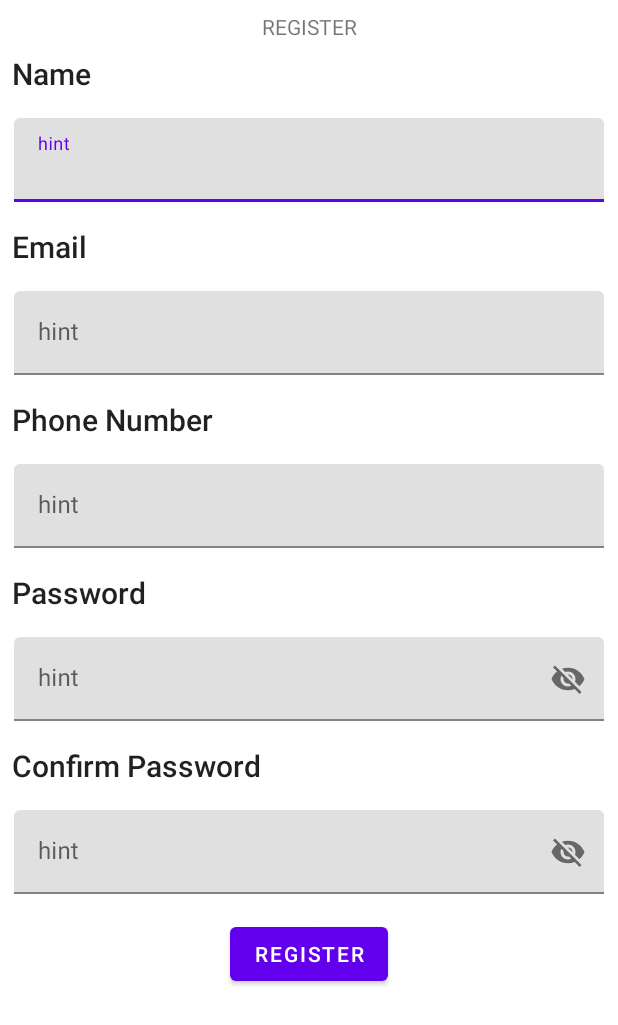
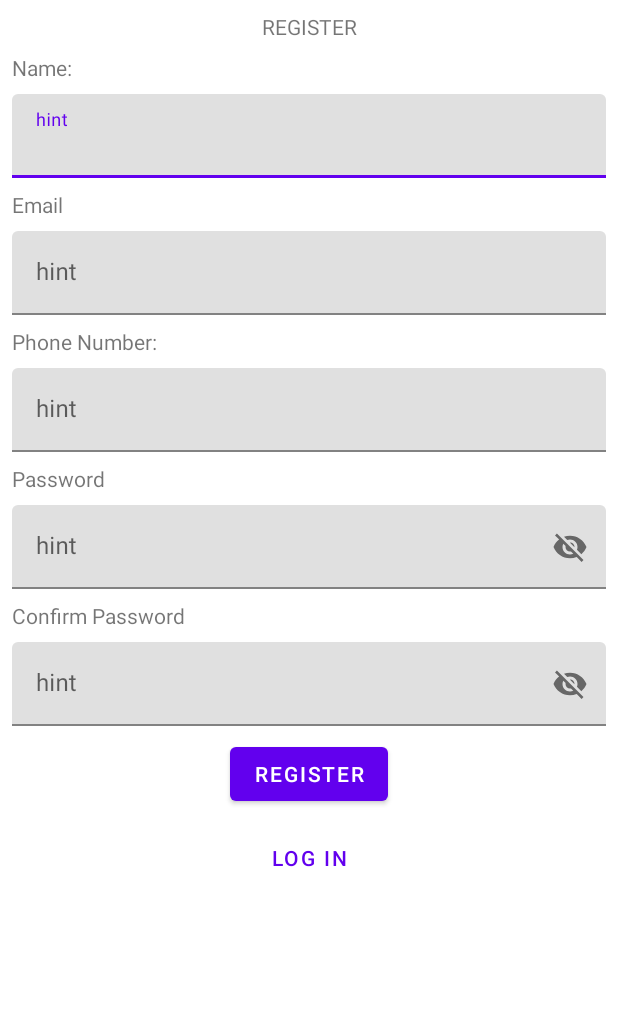
Before and after one commit to MumoMutua/android_to_do, an Android app: the layout activity_register.xml on its own in the app's theme, with its tools: preview values and no code run, on a phone screen of 412 x 824 dp. Shown: the top 1025 px of the screen. Run offline under Robolectric (Android 15) with nearby library versions, the phone set to English and light mode, and no system bars.

```diff
--- a/app/src/main/java/com/example/todo/ActivityNewToDo.java
+++ b/app/src/main/java/com/example/todo/ActivityNewToDo.java
@@ -1,15 +1,19 @@
 package com.example.todo;
 
+import androidx.annotation.NonNull;
 import androidx.appcompat.app.AppCompatActivity;
 
 import android.content.Intent;
 import android.os.Bundle;
+import android.view.Menu;
+import android.view.MenuItem;
 import android.view.View;
 import android.widget.Button;
 import android.widget.EditText;
 import android.widget.ImageView;
 import android.widget.Toast;
 
+import com.example.todo.Settings.SharedPrefConfig;
 import com.example.todo.models.Note;
 import com.google.android.material.snackbar.Snackbar;
 import com.google.android.material.textfield.TextInputEditText;
--- a/app/src/main/java/com/example/todo/RegisterActivity.java
+++ b/app/src/main/java/com/example/todo/RegisterActivity.java
@@ -63,11 +63,13 @@ public class RegisterActivity extends AppCompatActivity {
         SharedPrefConfig sharedPrefConfig = new SharedPrefConfig(RegisterActivity.this);
         sharedPrefConfig.setUserInfo(name, email, number, password);
 
+        //Mark the user as logged in
+        sharedPrefConfig.setLoggingInStatus(true);
+
         Toast.makeText(this,"User"+" "+ name +" "+ "registered successfully", Toast.LENGTH_SHORT).show();
 
 
         Intent intent = new Intent(RegisterActivity.this,ActivityNewToDo.class);
         startActivity(intent);
-
     }
 }
--- a/app/src/main/res/layout/activity_register.xml
+++ b/app/src/main/res/layout/activity_register.xml
@@ -8,7 +8,7 @@
 
     <androidx.constraintlayout.widget.ConstraintLayout
         android:layout_width="match_parent"
-        android:layout_height="match_parent">
+        android:layout_height="wrap_content" >
 
         <TextView
             android:id="@+id/textView7"
@@ -22,17 +22,16 @@
 
         <TextView
             android:id="@+id/textView19"
-            style="@style/TextAppearance.AppCompat.Title"
             android:layout_width="wrap_content"
             android:layout_height="wrap_content"
             android:layout_margin="8dp"
-            android:text="Name"
+            android:text="Name:"
             app:layout_constraintStart_toStartOf="parent"
             app:layout_constraintTop_toBottomOf="@+id/textView7" />
 
         <com.google.android.material.textfield.TextInputLayout
-            android:id="@+id/inputName"
-            android:layout_width="409dp"
+            android:id="@+id/textInputLayout4"
+            android:layout_width="match_parent"
             android:layout_height="wrap_content"
             android:layout_margin="8dp"
             app:layout_constraintEnd_toEndOf="parent"
@@ -40,78 +39,71 @@
             app:layout_constraintTop_toBottomOf="@+id/textView19">
 
             <com.google.android.material.textfield.TextInputEditText
+                android:id="@+id/inputName"
                 android:layout_width="match_parent"
                 android:layout_height="wrap_content"
-                android:layout_margin="8dp"
                 android:hint="hint" />
         </com.google.android.material.textfield.TextInputLayout>
 
         <TextView
             android:id="@+id/textView20"
-            style="@style/TextAppearance.AppCompat.Title"
             android:layout_width="wrap_content"
             android:layout_height="wrap_content"
             android:layout_margin="8dp"
             android:text="Email"
             app:layout_constraintStart_toStartOf="parent"
-            app:layout_constraintTop_toBottomOf="@+id/inputName" />
+            app:layout_constraintTop_toBottomOf="@+id/textInputLayout4" />
 
         <com.google.android.material.textfield.TextInputLayout
-            android:id="@+id/inputEmail"
-            android:layout_width="409dp"
+            android:id="@+id/textInputLayout6"
+            android:layout_width="match_parent"
             android:layout_height="wrap_content"
             android:layout_margin="8dp"
-            app:layout_constraintEnd_toEndOf="parent"
-            app:layout_constraintStart_toStartOf="parent"
             app:layout_constraintTop_toBottomOf="@+id/textView20">
 
             <com.google.android.material.textfield.TextInputEditText
+                android:id="@+id/inputEmail"
                 android:layout_width="match_parent"
                 android:layout_height="wrap_content"
-                android:layout_margin="8dp"
                 android:hint="hint" />
-
         </com.google.android.material.textfield.TextInputLayout>
 
         <TextView
             android:id="@+id/textView21"
-            style="@style/TextAppearance.AppCompat.Title"
             android:layout_width="wrap_content"
             android:layout_height="wrap_content"
             android:layout_margin="8dp"
-            android:text="Phone Number"
+            android:text="Phone Number:"
             app:layout_constraintStart_toStartOf="parent"
-            app:layout_constraintTop_toBottomOf="@+id/inputEmail" />
+            app:layout_constraintTop_toBottomOf="@+id/textInputLayout6" />
 
         <com.google.android.material.textfield.TextInputLayout
-            android:id="@+id/inputPhoneNumber"
-            android:layout_width="409dp"
+            android:id="@+id/textInputLayout7"
+            android:layout_width="match_parent"
             android:layout_height="wrap_content"
             android:layout_margin="8dp"
             app:layout_constraintEnd_toEndOf="parent"
-            app:layout_constraintStart_toStartOf="parent"
             app:layout_constraintTop_toBottomOf="@+id/textView21">
 
             <com.google.android.material.textfield.TextInputEditText
+                android:id="@+id/inputPhoneNumber"
                 android:layout_width="match_parent"
                 android:layout_height="wrap_content"
-                android:layout_margin="8dp"
                 android:hint="hint" />
         </com.google.android.material.textfield.TextInputLayout>
 
         <TextView
             android:id="@+id/textView22"
-            style="@style/TextAppearance.AppCompat.Title"
             android:layout_width="wrap_content"
             android:layout_height="wrap_content"
             android:layout_margin="8dp"
             android:text="Password"
             app:layout_constraintStart_toStartOf="parent"
-            app:layout_constraintTop_toBottomOf="@+id/inputPhoneNumber" />
+            app:layout_constraintTop_toBottomOf="@+id/textInputLayout7" />
 
         <com.google.android.material.textfield.TextInputLayout
-            android:id="@+id/inputPassword"
-            android:layout_width="409dp"
+            android:id="@+id/textInputLayout8"
+            android:layout_width="match_parent"
             android:layout_height="wrap_content"
             android:layout_margin="8dp"
             app:endIconMode="password_toggle"
@@ -120,58 +112,58 @@
             app:layout_constraintTop_toBottomOf="@+id/textView22">
 
             <com.google.android.material.textfield.TextInputEditText
+                android:id="@+id/inputPassword"
                 android:layout_width="match_parent"
                 android:layout_height="wrap_content"
-                android:layout_margin="8dp"
                 android:hint="hint" />
         </com.google.android.material.textfield.TextInputLayout>
 
         <TextView
-            android:id="@+id/textView24"
-            style="@style/TextAppearance.AppCompat.Title"
+            android:id="@+id/textView23"
             android:layout_width="wrap_content"
             android:layout_height="wrap_content"
             android:layout_margin="8dp"
             android:text="Confirm Password"
             app:layout_constraintStart_toStartOf="parent"
-            app:layout_constraintTop_toBottomOf="@+id/inputPassword" />
+            app:layout_constraintTop_toBottomOf="@+id/textInputLayout8" />
 
         <com.google.android.material.textfield.TextInputLayout
-            android:id="@+id/inputConfirm"
-            android:layout_width="409dp"
+            android:id="@+id/textInputLayout9"
+            android:layout_width="match_parent"
             android:layout_height="wrap_content"
             android:layout_margin="8dp"
             app:endIconMode="password_toggle"
-            app:layout_constraintEnd_toEndOf="parent"
-            app:layout_constraintStart_toStartOf="parent"
-            app:layout_constraintTop_toBottomOf="@+id/textView24">
+            app:layout_constraintTop_toBottomOf="@+id/textView23"
+            tools:layout_editor_absoluteX="8dp">
 
             <com.google.android.material.textfield.TextInputEditText
+                android:id="@+id/inputConfirm"
                 android:layout_width="match_parent"
                 android:layout_height="wrap_content"
-                android:layout_margin="8dp"
                 android:hint="hint" />
+
         </com.google.android.material.textfield.TextInputLayout>
-
-        <Button
-            android:id="@+id/btnRegister"
-            android:layout_width="wrap_content"
-            android:layout_height="wrap_content"
-            android:layout_margin="8dp"
-            android:text="REGISTER"
-            app:layout_constraintEnd_toEndOf="parent"
-            app:layout_constraintStart_toStartOf="parent"
-            app:layout_constraintTop_toBottomOf="@+id/inputConfirm" />
 
         <Button
             android:id="@+id/btnLogin"
             android:layout_width="wrap_content"
             android:layout_height="wrap_content"
             android:layout_margin="8dp"
+            android:layout_weight="1"
+            android:text="REGISTER"
+            app:layout_constraintEnd_toEndOf="parent"
+            app:layout_constraintStart_toStartOf="parent"
+            app:layout_constraintTop_toBottomOf="@+id/textInputLayout9" />
+
+        <Button
+            android:id="@+id/btnRegister"
+            style="@style/Widget.MaterialComponents.Button.TextButton"
+            android:layout_width="wrap_content"
+            android:layout_height="wrap_content"
+            android:layout_margin="8dp"
             android:text="LOG IN"
             app:layout_constraintEnd_toEndOf="parent"
             app:layout_constraintStart_toStartOf="parent"
-            app:layout_constraintTop_toBottomOf="parent" />
-
+            app:layout_constraintTop_toBottomOf="@+id/btnLogin" />
     </androidx.constraintlayout.widget.ConstraintLayout>
 </ScrollView>
```
Also changed, not shown: app/src/main/java/com/example/todo/ScrollingActivity.java (+40 -0 lines), app/src/main/java/com/example/todo/Settings/SharedPrefConfig.java (+17 -0 lines), app/src/main/java/com/example/todo/auth/ui/login/LoginActivity.java (+23 -1 lines), app/src/main/res/menu/menu_scrolling.xml (+7 -0 lines).
